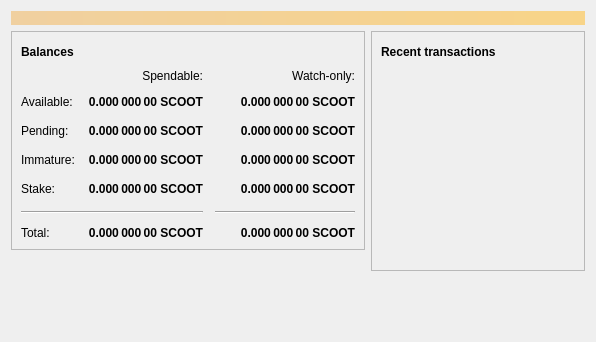
ScooterCoinWallet/wallet-pos, file src/qt/forms/overviewpage.ui: the form before one commit.
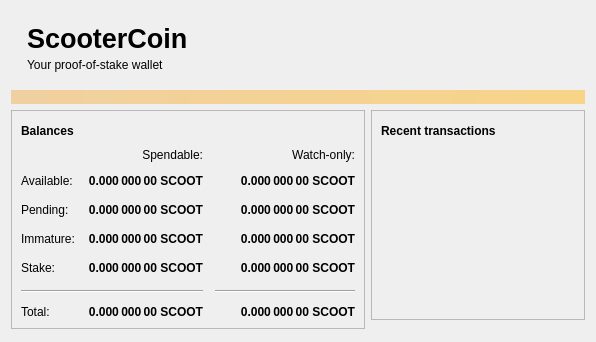
The form after the commit. Icons and pictures are not drawn.

Commit message: Harden staking-only PSBT signing and refresh wallet navigation

Diff of the .ui file:
```diff
--- a/src/qt/forms/overviewpage.ui
+++ b/src/qt/forms/overviewpage.ui
@@ -14,6 +14,29 @@
    <string>Form</string>
   </property>
   <layout class="QVBoxLayout" name="topLayout">
+   <item>
+    <widget class="QFrame" name="scootercoinBrandHeader">
+     <layout class="QVBoxLayout" name="brandLayout">
+      <property name="spacing"><number>4</number></property>
+      <property name="leftMargin"><number>16</number></property>
+      <property name="topMargin"><number>12</number></property>
+      <property name="rightMargin"><number>16</number></property>
+      <property name="bottomMargin"><number>12</number></property>
+      <item>
+       <widget class="QLabel" name="scootercoinBrandTitle">
+        <property name="font"><font><pointsize>20</pointsize><bold>true</bold></font></property>
+        <property name="text"><string>ScooterCoin</string></property>
+       </widget>
+      </item>
+      <item>
+       <widget class="QLabel" name="scootercoinBrandSubtitle">
+        <property name="text"><string>Your proof-of-stake wallet</string></property>
+        <property name="wordWrap"><bool>true</bool></property>
+       </widget>
+      </item>
+     </layout>
+    </widget>
+   </item>
    <item>
     <widget class="QLabel" name="labelAlerts">
      <property name="visible">
```
The commit also changes 16 other files.
